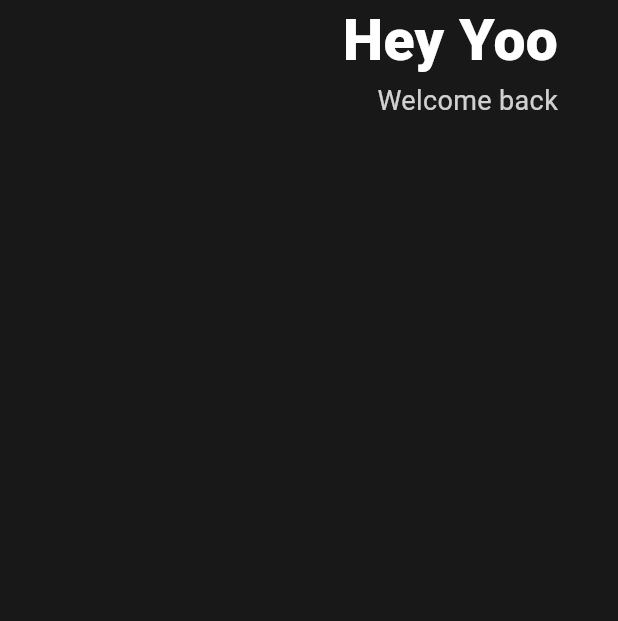
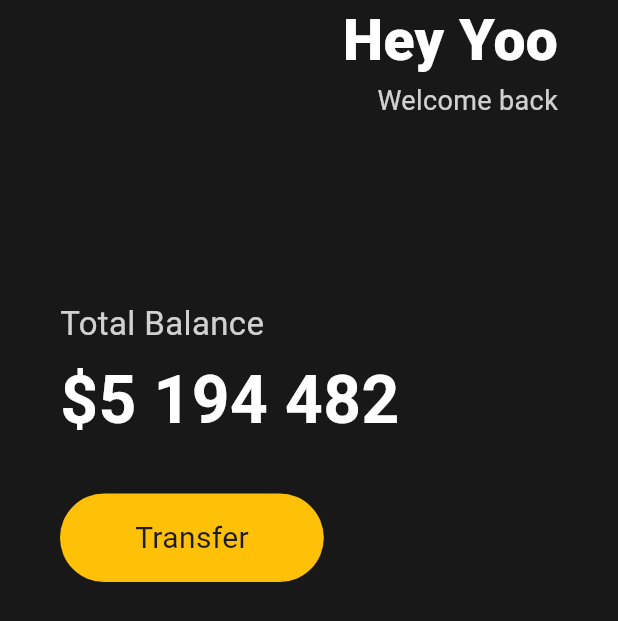
Before and after one commit to edel1212/flutterStudy, a Flutter app: the screen it shows after launch, on a phone screen of 412 x 824 dp. Shown: the top 621 px of the screen. Run offline on Flutter 3.47's test engine with Material 3 defaults, Android fonts, the phone set to English and light mode, and no system bars.

Commit message:
add button section

```diff
--- a/toonflix/lib/main.dart
+++ b/toonflix/lib/main.dart
@@ -25,15 +25,16 @@ class App extends StatelessWidget {
       // 패딩 적용
       body: Padding(
           // 패딩 적용 방식
-          padding: const EdgeInsets.symmetric(horizontal: 40),
+          padding: const EdgeInsets.symmetric(
+            horizontal: 40,
+          ),
           child: Column(
+            crossAxisAlignment: CrossAxisAlignment.start,
             children: [
               Row(
-                // 👉 해당 내부 요소 정렬 기준 - 수평 기준
                 mainAxisAlignment: MainAxisAlignment.end,
                 children: [
                   Column(
-                    // 👉 해당 내부 요소 정렬 기준 - 수직 기준
                     crossAxisAlignment: CrossAxisAlignment.end,
                     children: [
                       const Text(
@@ -54,8 +55,49 @@ class App extends StatelessWidget {
                     ],
                   )
                 ],
+              ),
+              const SizedBox(
+                height: 120,
+              ),
+              Text(
+                "Total Balance",
+                style: TextStyle(
+                  color: Colors.white.withOpacity(0.8),
+                  fontSize: 22,
+                ),
+              ),
+              const SizedBox(
+                height: 5,
+              ),
+              const Text(
+                "\$5 194 482",
+                style: TextStyle(
+                  color: Colors.white,
+                  fontSize: 44,
+                  fontWeight: FontWeight.w600,
+                ),
+              ),
+              const SizedBox(
+                height: 30,
+              ),
+              Row(
+                children: [
+                  Container(
+                      decoration: BoxDecoration(
+                        color: Colors.amber,
+                        borderRadius: BorderRadius.circular(45),
+                      ),
+                      child: Padding(
+                        padding:
+                            EdgeInsets.symmetric(vertical: 15, horizontal: 50),
+                        child: Text(
+                          "Transfer",
+                          style: TextStyle(fontSize: 20),
+                        ),
+                      ))
+                ],
               )
-            ],
+            ], /** 전체 Padding -end */
           )),
     ));
   }
```
